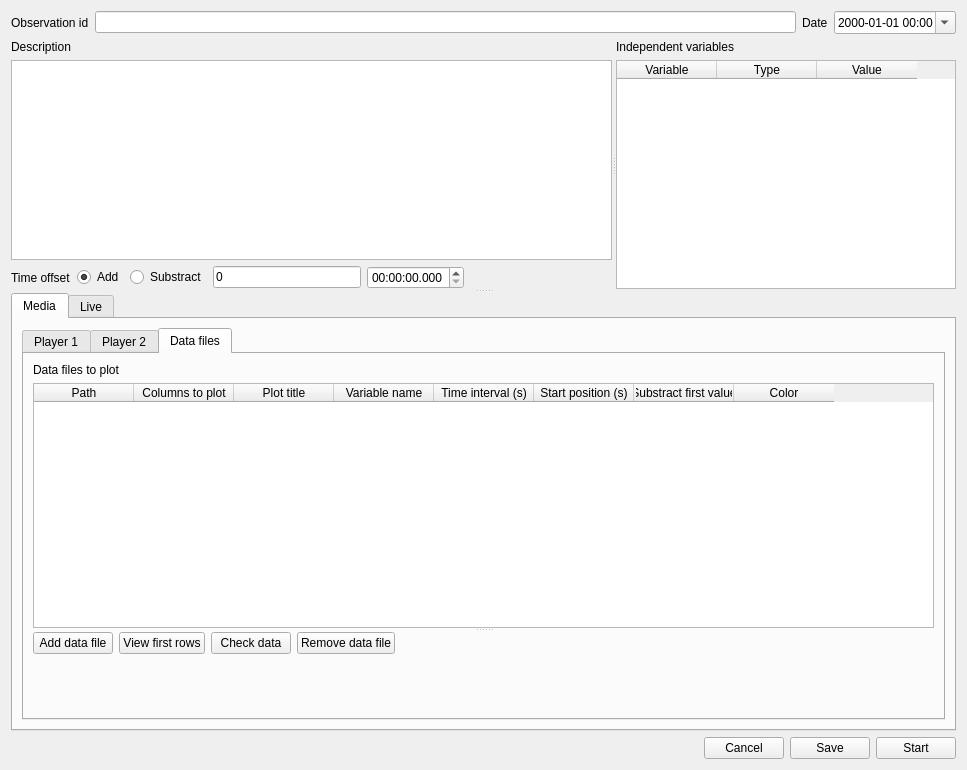
Above: observation.ui from olivierfriard/BORIS before the change. Below: the same form after it.
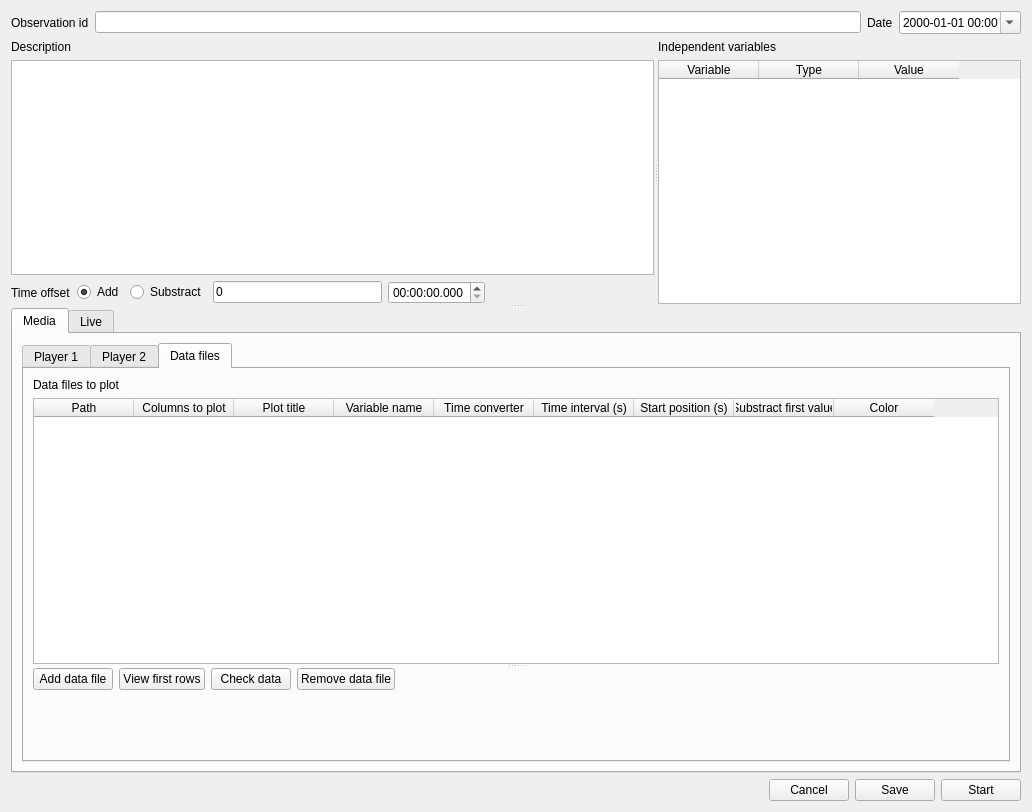
That is the form after the change.

```diff
--- a/observation.ui
+++ b/observation.ui
@@ -6,8 +6,8 @@
    <rect>
     <x>0</x>
     <y>0</y>
-    <width>967</width>
-    <height>770</height>
+    <width>1032</width>
+    <height>812</height>
    </rect>
   </property>
   <property name="windowTitle">
@@ -553,6 +553,11 @@
                        <string>Variable name</string>
                       </property>
                      </column>
+                     <column>
+                      <property name="text">
+                       <string>Time converter</string>
+                      </property>
+                     </column>
                      <column>
                       <property name="text">
                        <string>Time interval (s)</string>
```
